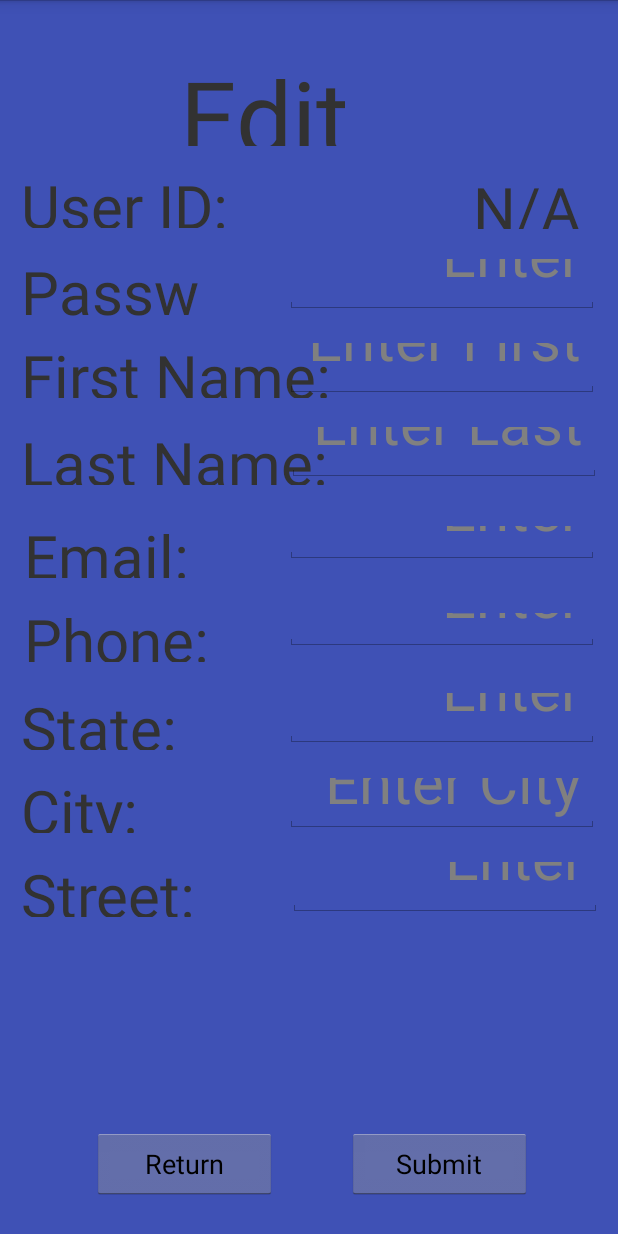
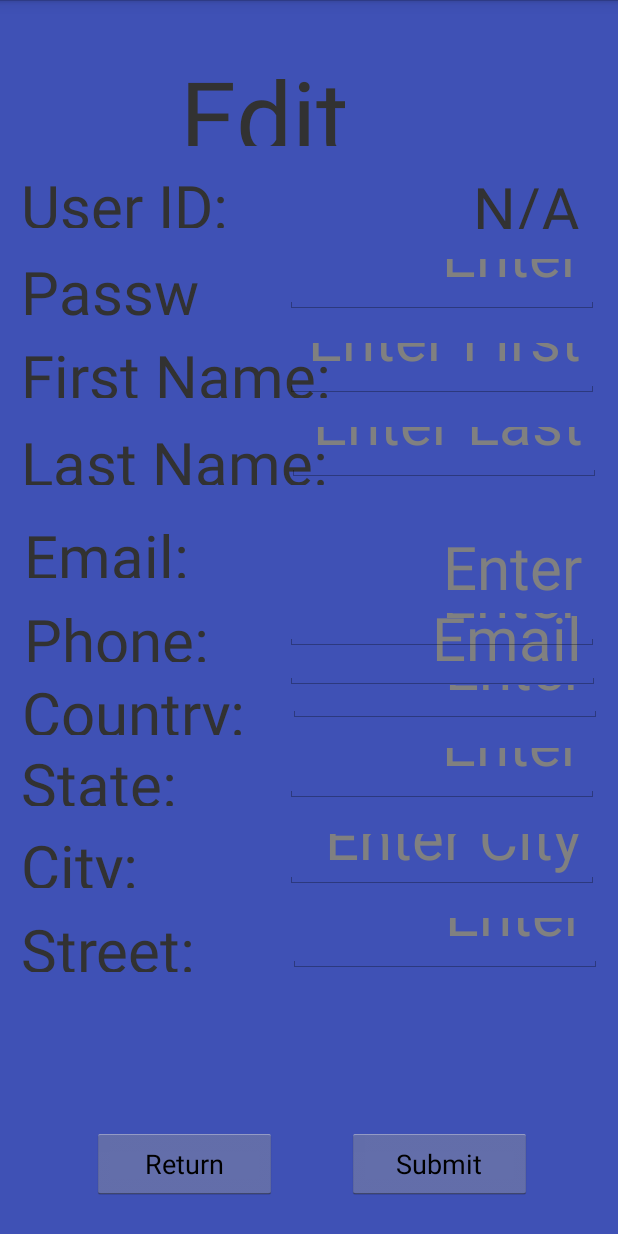
Before and after one commit to JasmineRobbie/Senior-Design-Deal-A-Meal, an Android app: the EditUserInfo screen opened directly, with no data from a screen before it, after a tap on "Submit", on a phone screen of 412 x 824 dp. Run offline under Robolectric (Android 15) with nearby library versions, the phone set to English and light mode, and no system bars; 9 statements that could not run were skipped.

Commit message:
Edit User Info Finished

```diff
--- a/app/src/main/java/com/NeuralNet/AzureCloud/EditUserInfo.java
+++ b/app/src/main/java/com/NeuralNet/AzureCloud/EditUserInfo.java
@@ -13,12 +13,11 @@ import com.teamcarl.prototype.R;
 import java.sql.ResultSet;
 
 public class EditUserInfo extends Activity {
-    String temp;
-    //TextView editPhone;
-    EditText editPhone;
+    EditText editPassword, editFirstName, editLastName, editEmail, editPhone,
+            editState, editCity, editStreet, editCountry;
+    Button editUserReturnBtn, submitUserInfoBtn;
+
     DataAccess db = new DataAccess();
-
-    Button editUserReturnBtn, submitUserInfoBtn;
 
     @Override
     protected void onCreate(Bundle savedInstanceState) {
@@ -27,7 +26,15 @@ public class EditUserInfo extends Activity {
 
         editUserReturnBtn = findViewById(R.id.editUserReturnBtn);
         submitUserInfoBtn = findViewById(R.id.submitUserInfoBtn);
+        editPassword = findViewById(R.id.editPassword);
+        editFirstName = findViewById(R.id.editFirstName);
+        editLastName = findViewById(R.id.editLastName);
+        editEmail = findViewById(R.id.editEmail);
         editPhone = findViewById(R.id.editPhone);
+        editCountry = findViewById(R.id.editCountry);
+        editState = findViewById(R.id.editState);
+        editCity = findViewById(R.id.editCity);
+        editStreet = findViewById(R.id.editStreet);
 
         //Return button
         editUserReturnBtn.setOnClickListener(new View.OnClickListener() {
@@ -42,23 +49,112 @@ public class EditUserInfo extends Activity {
         submitUserInfoBtn.setOnClickListener(new View.OnClickListener() {
             @Override
             public void onClick(View view) {
-                final String phoneInput = editPhone.getText().toString();
-
-                if(User.PhoneNumber != (AboutMe.aboutMePhone_input.toString())){
-                    String query =
-                            ("UPDATE USERS SET PhoneNumber = " + phoneInput + " WHERE userid = " + User.UserID);
-                    db.executeNonQuery(query);
-
-                    temp = phoneInput;
-
-                    System.out.println("NUMBER IS: " + phoneInput);
-                    System.out.println("NUMBER SET IS: " + temp);
-
-                    Toast.makeText(getApplicationContext(), "Submitted", Toast.LENGTH_SHORT).show();
-                }
-                AboutMe.aboutMePhone_input.setText(temp);
-
+                submitNewPassword();
+                submitNewFirstName();
+                submitNewLastName();
+                submitNewEmail();
+                submitNewPhoneNumber();
+                submitNewCountry();
+                submitNewState();
+                submitNewCity();
+                submitNewStreet();
+                Toast.makeText(getApplicationContext(), "Submitted", Toast.LENGTH_SHORT).show();
             }
         });
     }
+
+    public void submitNewPassword(){
+        final String passwordInput = editPassword.getText().toString();
+
+        if(!User.Password.equals(passwordInput) && !passwordInput.equals("")){
+            String query =
+                    ("UPDATE USERS SET Password = " + passwordInput + " WHERE userid = " + User.UserID);
+            db.executeNonQuery(query);
+        }
+        System.out.println(passwordInput);
+
+    }
+
+    public void submitNewFirstName(){
+        final String firstNameInput = editFirstName.getText().toString();
+
+        if(!User.FirstName.equals(firstNameInput) && !firstNameInput.equals("")){
+            String query =
+                    ("UPDATE USERS SET FirstName = '" + firstNameInput + "' WHERE userid = " + User.UserID);
+            db.executeNonQuery(query);
+        }
+        System.out.println(firstNameInput);
+
+    }
+
+    public void submitNewLastName(){
+        final String lastNameInput = editLastName.getText().toString();
+
+        if(!User.LastName.equals(lastNameInput) && !lastNameInput.equals("")){
+            String query =
+                    ("UPDATE USERS SET LastName = '" + lastNameInput + "' WHERE userid = " + User.UserID);
+            db.executeNonQuery(query);
+        }
+        System.out.println(lastNameInput);
+    }
+
+    public void submitNewEmail() {
+        final String emailInput = editEmail.getText().toString();
+
+        if (!User.Email.equals(emailInput) && !emailInput.equals("")) {
+            String query =
+                    ("UPDATE USERS SET Email = '" + emailInput + "' WHERE userid = " + User.UserID);
+            db.executeNonQuery(query);
+        }
+    }
+
+    public void submitNewPhoneNumber(){
+        final String phoneInput = editPhone.getText().toString();
+
+        if(!User.PhoneNumber.equals(phoneInput) && !phoneInput.equals("")){
+            String query =
+                    ("UPDATE USERS SET PhoneNumber = " + phoneInput + " WHERE userid = " + User.UserID);
+            db.executeNonQuery(query);
+        }
+    }
+
+    public void submitNewCountry() {
+        final String countryInput = editCountry.getText().toString();
+
+        if (!User.Country.equals(countryInput) && !countryInput.equals("")) {
+            String query =
+                    ("UPDATE USERS SET Country = '" + countryInput + "' WHERE userid = " + User.UserID);
+            db.executeNonQuery(query);
+        }
+    }
+
+    public void submitNewState() {
+        final String stateInput = editState.getText().toString();
+
+        if (!User.State.equals(stateInput) && !stateInput.equals("")) {
+            String query =
+                    ("UPDATE USERS SET State = '" + stateInput + "' WHERE userid = " + User.UserID);
+            db.executeNonQuery(query);
+        }
+    }
+
+    public void submitNewCity() {
+        final String cityInput = editCity.getText().toString();
+
+        if (!User.City.equals(cityInput) && !cityInput.equals("")) {
+            String query =
+                    ("UPDATE USERS SET City = '" + cityInput + "' WHERE userid = " + User.UserID);
+            db.executeNonQuery(query);
+        }
+    }
+
+    public void submitNewStreet() {
+        final String streetInput = editStreet.getText().toString();
+
+        if (!User.Street.equals(streetInput) && !streetInput.equals("")) {
+            String query =
+                    ("UPDATE USERS SET StreetAddress = '" + streetInput + "' WHERE userid = " + User.UserID);
+            db.executeNonQuery(query);
+        }
+    }
 }
--- a/app/src/main/java/com/NeuralNet/AzureCloud/User.java
+++ b/app/src/main/java/com/NeuralNet/AzureCloud/User.java
@@ -54,6 +54,7 @@ public class User implements Serializable {
                     ", ISNULL(State,'')\n" +
                     ", ISNULL(City,'')\n" +
                     ", ISNULL(StreetAddress,'')\n" +
+                    ", ISNULL(Password,'')\n" +
                     "FROM USERS u\n" +
                     "JOIN BRAND b ON u.brandNumber = b.brandId\n" +
                     "WHERE userid = '" + UserID + "'";
@@ -72,6 +73,7 @@ public class User implements Serializable {
                 State = result.getString(11);
                 City = result.getString(12);
                 Street = result.getString(13);
+                Password = result.getString(14);
             }
         }
         catch(Exception e)
--- a/app/src/main/res/layout/edit_user_info.xml
+++ b/app/src/main/res/layout/edit_user_info.xml
@@ -100,7 +100,7 @@
         android:textSize="60px" />
 
     <TextView
-        android:id="@+id/aboutMeState4"
+        android:id="@+id/countryTextView"
         android:layout_width="wrap_content"
         android:layout_height="42dp"
         android:layout_alignParentStart="true"
@@ -108,34 +108,9 @@
         android:layout_alignParentTop="true"
         android:layout_marginStart="14dp"
         android:layout_marginLeft="14dp"
-        android:layout_marginTop="458dp"
-        android:text="State: "
-        android:textSize="60px" />
-
-    <TextView
-        android:id="@+id/aboutMeCity4"
-        android:layout_width="wrap_content"
-        android:layout_height="42dp"
-        android:layout_alignParentStart="true"
-        android:layout_alignParentLeft="true"
-        android:layout_alignParentTop="true"
-        android:layout_marginStart="14dp"
-        android:layout_marginLeft="14dp"
-        android:layout_marginTop="513dp"
-        android:text="City: "
-        android:textSize="60px" />
-
-    <TextView
-        android:id="@+id/aboutMeStreet4"
-        android:layout_width="wrap_content"
-        android:layout_height="42dp"
-        android:layout_alignParentStart="true"
-        android:layout_alignParentLeft="true"
-        android:layout_alignParentTop="true"
-        android:layout_marginStart="14dp"
-        android:layout_marginLeft="14dp"
-        android:layout_marginTop="569dp"
-        android:text="Street: "
+        android:layout_marginTop="448dp"
+        android:text="Country: "
+        android:textAlignment="center"
         android:textSize="60px" />
 
     <TextView
@@ -196,8 +171,8 @@
 
     <EditText
         android:id="@+id/editEmail"
-        android:layout_width="209dp"
-        android:layout_height="32dp"
+        android:layout_width="210dp"
+        android:layout_height="wrap_content"
         android:layout_alignParentStart="true"
         android:layout_alignParentLeft="true"
         android:layout_alignParentTop="true"
@@ -223,6 +198,20 @@
         android:textSize="60px" />
 
     <EditText
+        android:id="@+id/editCountry"
+        android:layout_width="209dp"
+        android:layout_height="32dp"
+        android:layout_alignParentStart="true"
+        android:layout_alignParentLeft="true"
+        android:layout_alignParentTop="true"
+        android:layout_marginStart="192dp"
+        android:layout_marginLeft="192dp"
+        android:layout_marginTop="450dp"
+        android:hint="Enter Phone"
+        android:textAlignment="textEnd"
+        android:textSize="60px" />
+
+    <EditText
         android:id="@+id/editState"
         android:layout_width="209dp"
         android:layout_height="43dp"
@@ -231,8 +220,61 @@
         android:layout_alignParentTop="true"
         android:layout_marginStart="190dp"
         android:layout_marginLeft="190dp"
-        android:layout_marginTop="455dp"
+        android:layout_marginTop="492dp"
         android:hint="Enter State"
+        android:textAlignment="textEnd"
+        android:textSize="60px" />
+
+    <TextView
+        android:id="@+id/editUserCountry"
+        android:layout_width="wrap_content"
+        android:layout_height="42dp"
+        android:layout_alignParentStart="true"
+        android:layout_alignParentLeft="true"
+        android:layout_alignParentTop="true"
+        android:layout_marginStart="14dp"
+        android:layout_marginLeft="14dp"
+        android:layout_marginTop="495dp"
+        android:text="State: "
+        android:textSize="60px" />
+
+    <TextView
+        android:id="@+id/aboutMeCity4"
+        android:layout_width="wrap_content"
+        android:layout_height="42dp"
+        android:layout_alignParentStart="true"
+        android:layout_alignParentLeft="true"
+        android:layout_alignParentTop="true"
+        android:layout_marginStart="14dp"
+        android:layout_marginLeft="14dp"
+        android:layout_marginTop="550dp"
+        android:text="City: "
+        android:textSize="60px" />
+
+    <TextView
+        android:id="@+id/aboutMeStreet4"
+        android:layout_width="wrap_content"
+        android:layout_height="42dp"
+        android:layout_alignParentStart="true"
+        android:layout_alignParentLeft="true"
+        android:layout_alignParentTop="true"
+        android:layout_marginStart="14dp"
+        android:layout_marginLeft="14dp"
+        android:layout_marginTop="606dp"
+        android:text="Street: "
+        android:textSize="60px" />
+
+    <EditText
+        android:id="@+id/editStreet"
+        android:layout_width="209dp"
+        android:layout_height="43dp"
+        android:layout_alignParentStart="true"
+        android:layout_alignParentLeft="true"
+        android:layout_alignParentTop="true"
+        android:layout_marginStart="192dp"
+        android:layout_marginLeft="192dp"
+        android:layout_marginTop="605dp"
+        android:hint="Enter Street"
         android:textAlignment="textEnd"
         android:textSize="60px" />
 
@@ -245,22 +287,8 @@
         android:layout_alignParentTop="true"
         android:layout_marginStart="190dp"
         android:layout_marginLeft="190dp"
-        android:layout_marginTop="512dp"
+        android:layout_marginTop="549dp"
         android:hint="Enter City"
-        android:textAlignment="textEnd"
-        android:textSize="60px" />
-
-    <EditText
-        android:id="@+id/editStreet"
-        android:layout_width="209dp"
-        android:layout_height="43dp"
-        android:layout_alignParentStart="true"
-        android:layout_alignParentLeft="true"
-        android:layout_alignParentTop="true"
-        android:layout_marginStart="192dp"
-        android:layout_marginLeft="192dp"
-        android:layout_marginTop="568dp"
-        android:hint="Enter Street"
         android:textAlignment="textEnd"
         android:textSize="60px" />
 
```
